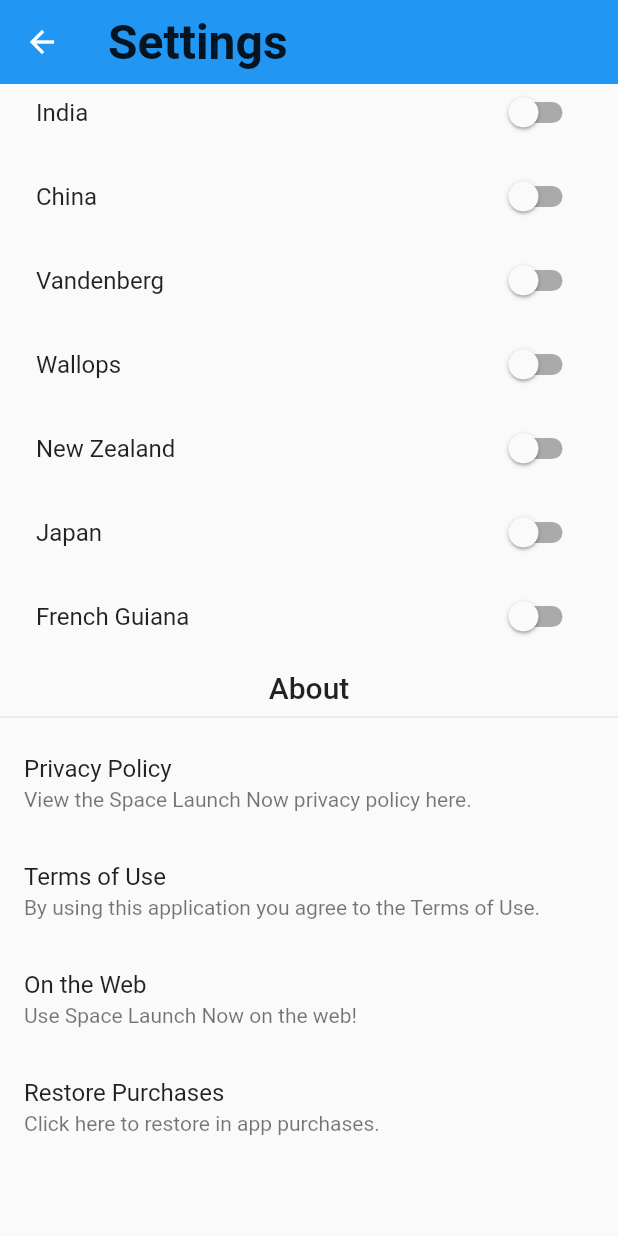
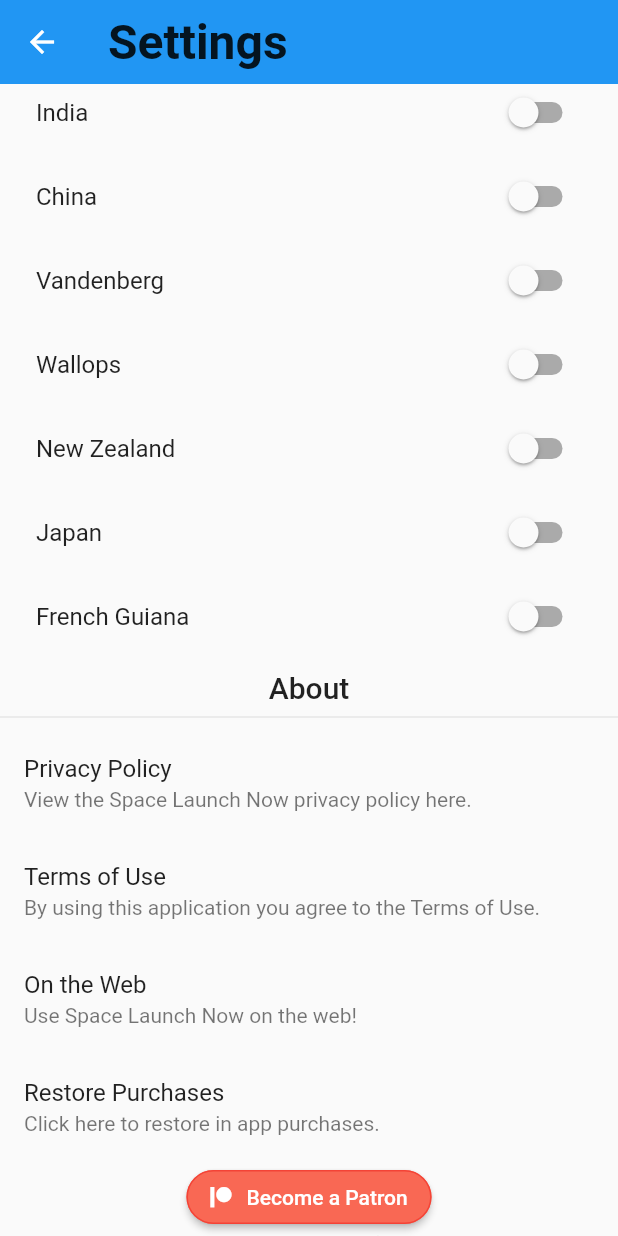
Before and after one commit to ItsCalebJones/SpaceLaunchNow-Flutter, a Flutter app: the SettingsPage screen opened directly with empty values, scrolled down 1360 dp, on a phone screen of 412 x 824 dp. Run offline on Flutter 3.47's test engine with Material 2 defaults, Android fonts, the phone set to English and light mode, and no system bars; our stand-ins replace cached_network_image, firebase_messaging, flutter_vector_icons, font_awesome_flutter, in_app_purchase, share and 2 more; missing offline and left inert: firebase_admob, material_search, rate_my_app, twitter; accounts and stored records are empty.

Commit message:
Small design changes, add patreon link!

```diff
--- a/lib/views/homelist/home_list_page.dart
+++ b/lib/views/homelist/home_list_page.dart
@@ -382,7 +382,7 @@ class _HomeListPageState extends State<HomeListPage> {
               )
             ],
             title: new Text(
-              'Favorite Launches',
+              'Home',
               style: Theme.of(context)
                   .textTheme
                   .headline
--- a/lib/views/launchdetails/footer/mission_showcase.dart
+++ b/lib/views/launchdetails/footer/mission_showcase.dart
@@ -115,8 +115,10 @@ class MissionShowcase extends StatelessWidget {
       ));
     } else {
       widgets.add(new Padding(
-        padding: const EdgeInsets.all(0.0),
+        padding: const EdgeInsets.only(left: 8.0),
         child: new Column(
+          mainAxisAlignment: MainAxisAlignment.start,
+          crossAxisAlignment: CrossAxisAlignment.start,
           children: <Widget>[
             new Text(
               _launch.name,
@@ -125,7 +127,6 @@ class MissionShowcase extends StatelessWidget {
             new Text(
               "Type: Unknown",
               style: textTheme.subtitle.copyWith(),
-              textAlign: TextAlign.center,
             ),
           ],
         ),
--- a/lib/views/settings/settings_page.dart
+++ b/lib/views/settings/settings_page.dart
@@ -3,7 +3,7 @@ import 'dart:io';
 
 import 'package:flutter/cupertino.dart';
 import 'package:flutter/material.dart';
-import 'package:flutter_iap/flutter_iap.dart';
+import 'package:font_awesome_flutter/font_awesome_flutter.dart';
 import 'package:shared_preferences/shared_preferences.dart';
 import 'package:spacelaunchnow_flutter/colors/app_theme.dart';
 import 'package:spacelaunchnow_flutter/views/settings/app_settings.dart';
@@ -50,7 +50,6 @@ class NotificationFilterPageState extends State<SettingsPage> {
   @override
   initState() {
     super.initState();
-    init();
     Stream purchaseUpdated =
         InAppPurchaseConnection.instance.purchaseUpdatedStream;
     _subscription = purchaseUpdated.listen((purchaseDetailsList) {
@@ -184,21 +183,6 @@ class NotificationFilterPageState extends State<SettingsPage> {
   void dispose() {
     _subscription.cancel();
     super.dispose();
-  }
-
-  init() async {
-    List<String> productIds = ["2018_founder"];
-
-    IAPResponse response = await FlutterIap.fetchProducts(productIds);
-    productIds = response.products
-        .map((IAPProduct product) => product.productIdentifier)
-        .toList();
-
-    if (!mounted) return;
-
-    setState(() {
-      _productIds = productIds;
-    });
   }
 
   void _handleNightMode(bool value) {
@@ -582,33 +566,6 @@ class NotificationFilterPageState extends State<SettingsPage> {
     if (widget.updater != null) widget.updater(value);
   }
 
-  void _becomeSupporter() {
-    print("Becoming supporter!");
-    FlutterIap.buy(_productIds.first).then((IAPResponse response) {
-      String responseStatus = response.status.name;
-      print(response);
-      print("Response: $responseStatus");
-      if (response.purchases != null) {
-        List<String> purchasedIds = response.purchases
-            .map((IAPPurchase purchase) => purchase.productIdentifier)
-            .toList();
-        if (purchasedIds.length > 0) {
-          sendUpdates(widget.configuration.copyWith(showAds: false));
-          _prefs.then((SharedPreferences prefs) {
-            return (prefs.setBool('showAds', false));
-          });
-        }
-      }
-    }, onError: (error) {
-      // errors caught outside the framework
-      print("Error found $error");
-      sendUpdates(widget.configuration.copyWith(showAds: true));
-      _prefs.then((SharedPreferences prefs) {
-        return (prefs.setBool('showAds', true));
-      });
-    });
-  }
-
   void _showAds(bool value) {
     _prefs.then((SharedPreferences prefs) {
       return (prefs.setBool('showAds', value));
@@ -774,34 +731,71 @@ class NotificationFilterPageState extends State<SettingsPage> {
             title: new Text('Restore Purchases'),
             subtitle: new Text('Click here to restore in app purchases.'),
             onTap: () async {
-              FlutterIap.restorePurchases().then((IAPResponse response) {
-                print(response);
-                String responseStatus = response.status.name;
-                print("Response: $responseStatus");
-                if (response.purchases != null) {
-                  List<String> purchasedIds = response.purchases
-                      .map((IAPPurchase purchase) => purchase.productIdentifier)
-                      .toList();
-                  if (purchasedIds.length > 0) {
-                    sendUpdates(widget.configuration.copyWith(showAds: false));
-                    _prefs.then((SharedPreferences prefs) {
-                      return (prefs.setBool('showAds', false));
-                    });
-                  }
-                }
-                final snackBar = new SnackBar(
-                  content: new Text(
-                      'Purchase history restored: ' + response.status.name),
-                  duration: new Duration(seconds: 5),
-                );
-                // Find the Scaffold in the Widget tree and use it to show a SnackBar
-                Scaffold.of(context).showSnackBar(snackBar);
-              }, onError: (error) {
-                // errors caught outside the framework
-                print("Error found $error");
-              });
+//              FlutterIap.restorePurchases().then((IAPResponse response) {
+//                print(response);
+//                String responseStatus = response.status.name;
+//                print("Response: $responseStatus");
+//                if (response.purchases != null) {
+//                  List<String> purchasedIds = response.purchases
+//                      .map((IAPPurchase purchase) => purchase.productIdentifier)
+//                      .toList();
+//                  if (purchasedIds.length > 0) {
+//                    sendUpdates(widget.configuration.copyWith(showAds: false));
+//                    _prefs.then((SharedPreferences prefs) {
+//                      return (prefs.setBool('showAds', false));
+//                    });
+//                  }
+//                }
+//                final snackBar = new SnackBar(
+//                  content: new Text(
+//                      'Purchase history restored: ' + response.status.name),
+//                  duration: new Duration(seconds: 5),
+//                );
+//                // Find the Scaffold in the Widget tree and use it to show a SnackBar
+//                Scaffold.of(context).showSnackBar(snackBar);
+//              }, onError: (error) {
+//                // errors caught outside the framework
+//                print("Error found $error");
+//              });
             },
           ),
+        ),
+        new Column(
+          crossAxisAlignment: CrossAxisAlignment.center,
+          mainAxisAlignment: MainAxisAlignment.center,
+          children: <Widget>[
+            Row(
+              mainAxisAlignment: MainAxisAlignment.center,
+              children: <Widget>[
+                RaisedButton(
+                  shape: new RoundedRectangleBorder(
+                      borderRadius: new BorderRadius.circular(18.0),
+                      side: BorderSide(color: Colors.red)),
+                  onPressed: () {
+                    _launchURL("https://www.patreon.com/spacelaunchnow");
+                  },
+                  color: const Color(0xfff96854),
+                  textColor: Colors.white,
+                  child:
+                      Row(
+                        children: <Widget>[
+                          new Icon(FontAwesomeIcons.patreon, size: 14,),
+                          new SizedBox(width: 10),
+                          Text("Become a Patron", ),
+                        ],
+                      ),
+                ),
+              ],
+            ),
+            Padding(
+              padding: const EdgeInsets.only(left:32.0, right: 32.0),
+              child: new Text("Consider supporting the development of "
+                  "Space Launch Now by becoming a patron with exclusive "
+                  "member only benefits!",
+                  textAlign: TextAlign.center,
+                  style: Theme.of(context).textTheme.caption.copyWith()),
+            ),
+          ],
         ),
         new SizedBox(height: 50)
       ],
@@ -870,13 +864,14 @@ class NotificationFilterPageState extends State<SettingsPage> {
                           productDetails: productDetails,
                           applicationUserName: null,
                           sandboxTesting: true);
-                    _connection.buyNonConsumable(purchaseParam: purchaseParam);
+                      _connection.buyNonConsumable(
+                          purchaseParam: purchaseParam);
                     },
                   ));
       },
     ));
 
-    if (_purchases.isNotEmpty){
+    if (_purchases.isNotEmpty) {
       print("Purchases found!");
       _showAds(false);
     } else {
--- a/lib/views/tabs/launches.dart
+++ b/lib/views/tabs/launches.dart
@@ -14,7 +14,7 @@ class LaunchesTabPage extends StatefulWidget {
 
 class _LaunchesTabPageState extends State<LaunchesTabPage>
     with SingleTickerProviderStateMixin {
-  String myTitle = "Space Launch Schedule";
+  String myTitle = "Schedule";
   bool searchActive = false;
   bool searchViewActive = false;
   String searchQuery;
--- a/lib/views/tabs/news_and_events.dart
+++ b/lib/views/tabs/news_and_events.dart
@@ -54,7 +54,7 @@ class _NewsAndEventsPageState extends State<NewsAndEventsPage> with SingleTicker
                 )
               ],
             ),
-            title: Text('Space Launch News',
+            title: Text('News',
               style: Theme.of(context)
                   .textTheme
                   .headline
--- a/pubspec.yaml
+++ b/pubspec.yaml
@@ -14,7 +14,6 @@ dependencies:
   firebase_messaging: '^5.0.2'
   firebase_analytics: '^1.0.0'
   url_launcher: '^3.0.1'
-  flutter_iap: "^2.0.0-pre1"
   in_app_purchase: ^0.2.1+4
   uri: "^0.11.1"
   cached_network_image: "^1.1.1"
```
Also changed, not shown: pubspec.lock, 6 other files. Lines whose indentation alone changed are shown as unchanged.
